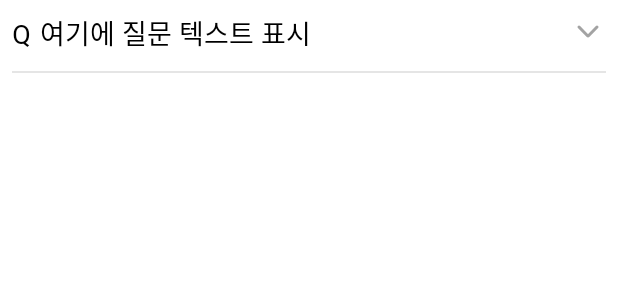
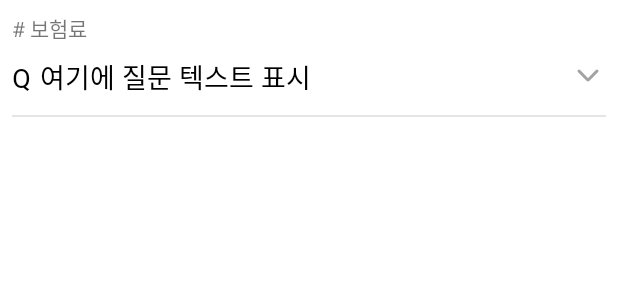
Before and after one commit to Kusitms-FITPET-DEV/FITPET_Android, an Android app built with Jetpack Compose: the layout item_faq.xml on its own in the app's theme, with its tools: preview values and no code run, on a phone screen of 412 x 824 dp. Shown: the top 300 px of the screen. Run offline under Robolectric (Android 15) with nearby library versions, the phone set to English and light mode, and no system bars.

Commit message:
:recycle: Refactor: 태그 추가

```diff
--- a/app/src/main/res/layout/item_faq.xml
+++ b/app/src/main/res/layout/item_faq.xml
@@ -10,9 +10,16 @@
         android:orientation="vertical"
         android:padding="8dp">
 
+        <TextView
+            android:id="@+id/tag"
+            android:layout_width="wrap_content"
+            android:layout_height="wrap_content"
+            tools:text="# 보험료"/>
+
         <LinearLayout
             android:layout_width="match_parent"
             android:layout_height="wrap_content"
+            android:layout_marginTop="8dp"
             android:orientation="horizontal"
             android:gravity="top">
 
--- a/app/src/main/res/values/strings.xml
+++ b/app/src/main/res/values/strings.xml
@@ -301,8 +301,8 @@
     <string name="faq_title">궁금해요</string>
     <string name="reward">보상</string>
     <string name="insurance_fee">보험료</string>
-    <string name="coverage_range">보장 범위</string>
-    <string name="coverage_period">보장 기간</string>
+    <string name="coverage_range">보장범위</string>
+    <string name="coverage_period">보장기간</string>
     <string name="subscription_term">가입조건</string>
     <string name="other_info">기타정보</string>
     <string name="A">A</string>
```
Also changed, not shown: app/src/main/java/com/example/fitpet/ui/mypet/life/faq/adapter/FaqViewHolder.kt (+14 -0 lines).
